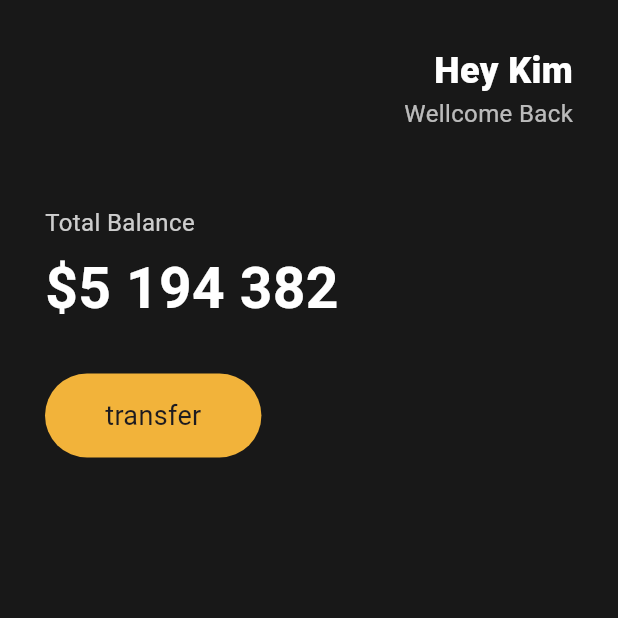
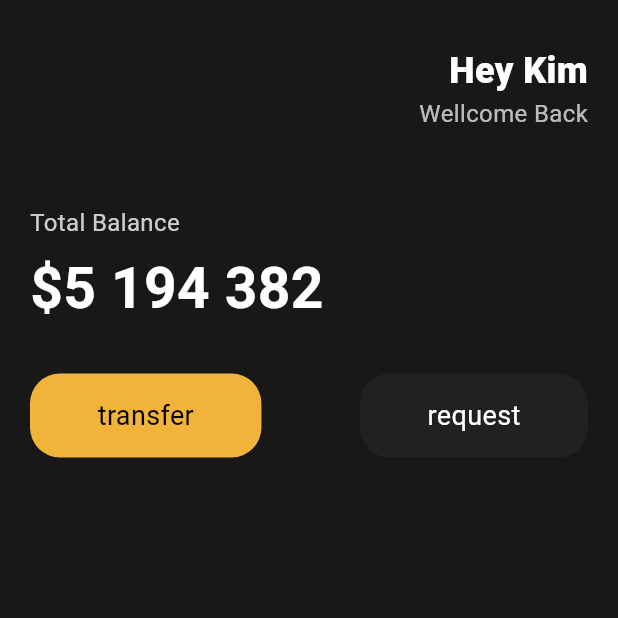
Before and after one commit to pvvng/learn-flutter, a Flutter app: the screen it shows after launch, on a phone screen of 412 x 824 dp, the top half of it. Run offline on Flutter 3.47's test engine with Material 3 defaults, Android fonts, the phone set to English and light mode, and no system bars.

Commit message:
reuseable widget

```diff
--- a/lib/main.dart
+++ b/lib/main.dart
@@ -1,4 +1,5 @@
 import 'package:flutter/material.dart';
+import 'package:toonflix/widget/button.dart';
 
 void main() {
   runApp(MyApp());
@@ -8,7 +9,9 @@ void main() {
 // class를 위젯으로 만들기 위해서는 상속이 필요함
 class MyApp extends StatelessWidget {
   // 상수화 시켜서 컴파일하기 편하게 만들기
-  const MyApp({super.key});
+  const MyApp({
+    super.key,
+  });
 
   // 모든 위젯은 build 메서드를 사용해야 한다
   @override
@@ -22,7 +25,7 @@ class MyApp extends StatelessWidget {
         backgroundColor: Color(0xFF181818),
         // Column -> 상하로 쌓기
         body: Padding(
-            padding: EdgeInsets.symmetric(horizontal: 30),
+            padding: EdgeInsets.symmetric(horizontal: 20),
             child: Column(
               crossAxisAlignment: CrossAxisAlignment.start,
               children: [
@@ -79,25 +82,16 @@ class MyApp extends StatelessWidget {
                   height: 30,
                 ),
                 Row(
-                  // mainAxisAlignment: MainAxisAlignment.center,
+                  mainAxisAlignment: MainAxisAlignment.spaceBetween,
                   children: [
-                    Container(
-                      decoration: BoxDecoration(
-                        color: Color(0xFFF2B33A),
-                        borderRadius: BorderRadius.circular(35),
-                      ),
-                      child: Padding(
-                        padding: EdgeInsets.symmetric(
-                          vertical: 15,
-                          horizontal: 40,
-                        ),
-                        child: Text(
-                          "transfer",
-                          style: TextStyle(
-                            fontSize: 18,
-                          ),
-                        ),
-                      ),
+                    MyButton(
+                      "transfer",
+                      backgroundColor: Color(0xFFF2B33A),
+                    ),
+                    MyButton(
+                      "request",
+                      textColor: Colors.white,
+                      backgroundColor: Color(0xFF1F2123),
                     ),
                   ],
                 ),
--- /dev/null
+++ b/lib/widget/button.dart
@@ -0,0 +1,37 @@
+import 'package:flutter/material.dart';
+
+class MyButton extends StatelessWidget {
+  final String text;
+  final Color textColor;
+  final Color backgroundColor;
+
+  const MyButton(
+    this.text, {
+    super.key,
+    this.textColor = Colors.black,
+    required this.backgroundColor,
+  });
+
+  @override
+  Widget build(BuildContext context) {
+    return Container(
+      decoration: BoxDecoration(
+        color: backgroundColor,
+        borderRadius: BorderRadius.circular(20),
+      ),
+      child: Padding(
+        padding: EdgeInsets.symmetric(
+          vertical: 15,
+          horizontal: 45,
+        ),
+        child: Text(
+          text,
+          style: TextStyle(
+            fontSize: 18,
+            color: textColor,
+          ),
+        ),
+      ),
+    );
+  }
+}
```
